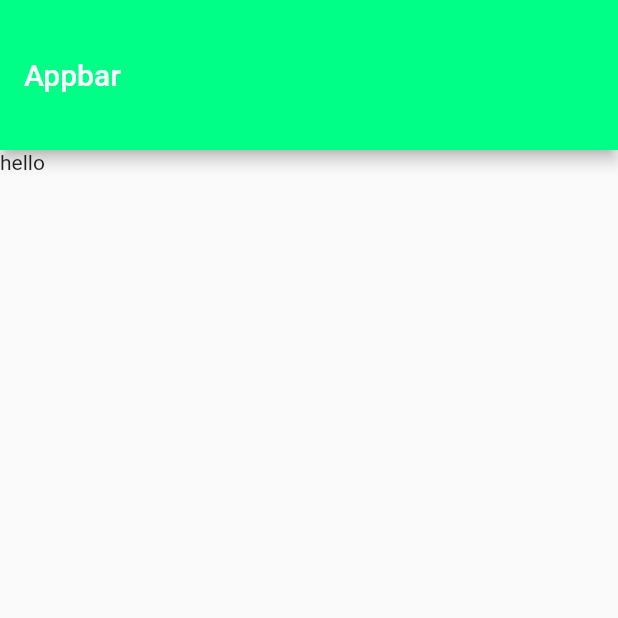
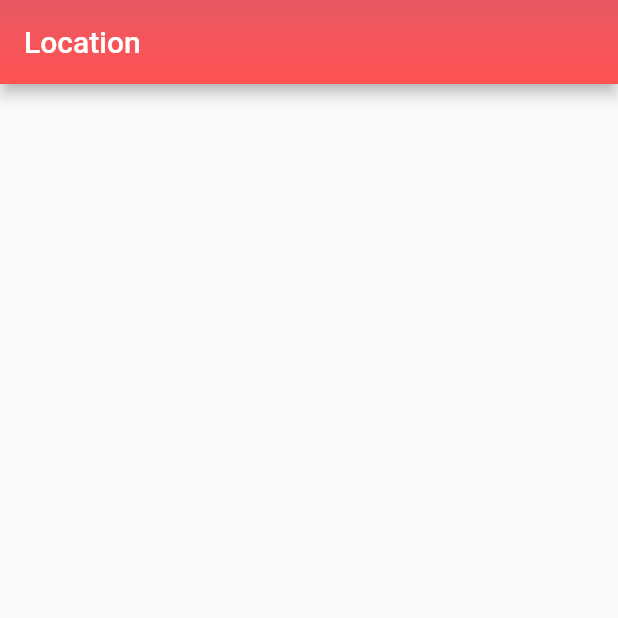
Before and after one commit to Munna5553/flutter, a Flutter app: the screen it shows after launch, on a phone screen of 412 x 824 dp, the top half of it. Run offline on Flutter 3.47's test engine with Material 2 defaults, Android fonts, the phone set to English and light mode, and no system bars.

Commit message:
linear gradiant added in appbar

```diff
--- a/lib/main.dart
+++ b/lib/main.dart
@@ -2,5 +2,5 @@ import 'package:flutter/material.dart';
 import 'src/App.dart';
 
 void main() {
-  runApp(const App());
+  runApp(const MyApp());
 }
--- a/lib/src/App.dart
+++ b/lib/src/App.dart
@@ -1,18 +1,24 @@
+// ignore: file_names
 import 'package:flutter/material.dart';
 
-class App extends StatelessWidget {
-  const App({super.key});
+class MyApp extends StatelessWidget {
+  const MyApp({Key? key}) : super(key: key);
 
   @override
   Widget build(BuildContext context) {
     return MaterialApp(
       home: Scaffold(
         appBar: AppBar(
-          title: const Text("Appbar"),
-          backgroundColor:const Color(0xff00ff87),
-          toolbarHeight: 100,
+          title: const Text("Location"),
+          flexibleSpace: Container(
+            decoration: const BoxDecoration(
+              gradient: LinearGradient(
+                  begin: Alignment.topCenter,
+                  end: Alignment.bottomCenter,
+                  colors: [Color(0xE5FF5252), Color(0xFFFF5252)]),
+            ),
+          ),
         ),
-       body: const Text("hello"),
       ),
     );
   }
--- a/pubspec.yaml
+++ b/pubspec.yaml
@@ -1,4 +1,4 @@
-name: Demo
+name: DemoApp
 description: A new Flutter project.
 # The following line prevents the package from being accidentally published to
 # pub.dev using `flutter pub publish`. This is preferred for private packages.
```
Also changed, not shown: 1 other file.
